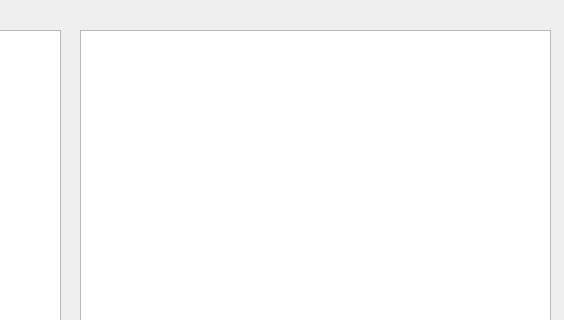
Old version of the form ui.ui in the repository danlidan/socket_project; both pictures show x 720 to 1284 and y 0 to 320 of the 1284 by 620 pixel window.
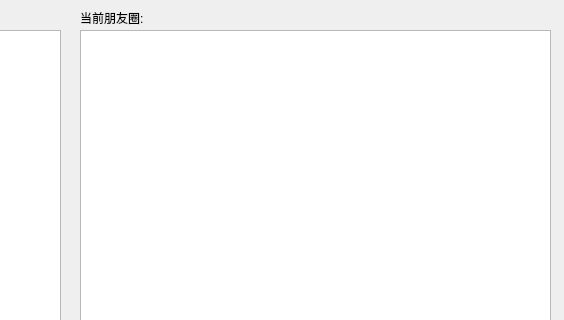
New version of the form.

What changed in the file:
```diff
--- a/ui.ui
+++ b/ui.ui
@@ -226,6 +226,19 @@
      </rect>
     </property>
    </widget>
+   <widget class="QLabel" name="label_curpyq">
+    <property name="geometry">
+     <rect>
+      <x>800</x>
+      <y>10</y>
+      <width>331</width>
+      <height>16</height>
+     </rect>
+    </property>
+    <property name="text">
+     <string>当前朋友圈:</string>
+    </property>
+   </widget>
   </widget>
   <widget class="QMenuBar" name="menubar">
    <property name="geometry">
```
